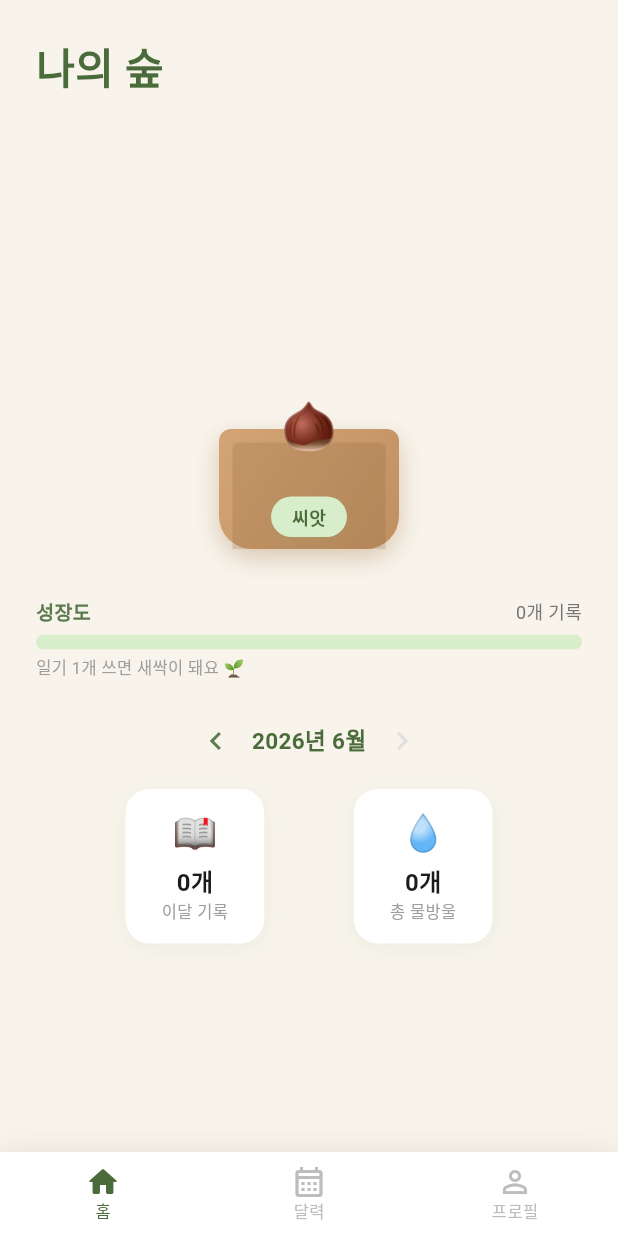
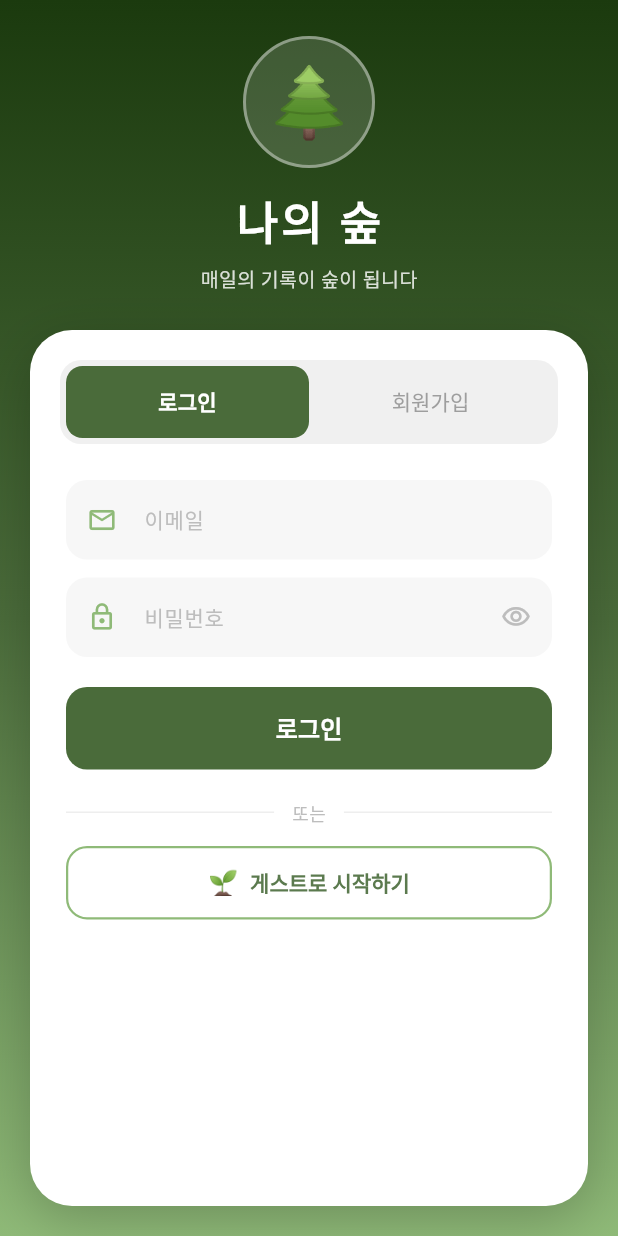
Before and after one commit to Rus12233/FinalExam, a Flutter app: the screen it shows after launch, on a phone screen of 412 x 824 dp. Run offline on Flutter 3.47's test engine with Material 3 defaults, Android fonts, the phone set to English and light mode, and no system bars; our stand-ins replace hive, hive_flutter; accounts and stored records are empty.

Commit message:
feat: 로그인·회원가입·게스트 모드 인증 시스템 추가
- AuthProvider: 이메일·비밀번호 로그인/회원가입, 게스트 모드, 로그아웃, Hive 세션 영구 저장
- LoginScreen: 탭 전환(로그인/회원가입), 유효성 검사, 에러 배너, 게스트 시작 버튼
- AuthGate: 로그인 상태에 따라 LoginScreen ↔ MainShell 자동 라우팅
- ProfileScreen: 이메일 표시, 게스트/로그인 구분, 로그아웃 다이얼로그 추가
- README·index.html·CLAUDE.md: 신규 기능 반영하여 문서 업데이트

Co-Authored-By: Claude Sonnet 4.6 <noreply@anthropic.com>

```diff
--- a/lib/main.dart
+++ b/lib/main.dart
@@ -2,16 +2,15 @@ import 'package:flutter/material.dart';
 import 'package:hive_flutter/hive_flutter.dart';
 import 'package:provider/provider.dart';
 import 'models/diary_entry.dart';
+import 'providers/auth_provider.dart';
 import 'providers/diary_provider.dart';
+import 'screens/login_screen.dart';
 import 'screens/main_shell.dart';
 
 void main() async {
   WidgetsFlutterBinding.ensureInitialized();
-
-  // Hive 초기화
   await Hive.initFlutter();
   Hive.registerAdapter(DiaryEntryAdapter());
-
   runApp(const GreenDiaryApp());
 }
 
@@ -20,8 +19,11 @@ class GreenDiaryApp extends StatelessWidget {
 
   @override
   Widget build(BuildContext context) {
-    return ChangeNotifierProvider(
-      create: (_) => DiaryProvider()..init(),
+    return MultiProvider(
+      providers: [
+        ChangeNotifierProvider(create: (_) => AuthProvider()..init()),
+        ChangeNotifierProvider(create: (_) => DiaryProvider()..init()),
+      ],
       child: MaterialApp(
         title: '나의 숲 - 감성 다이어리',
         debugShowCheckedModeBanner: false,
@@ -32,8 +34,22 @@ class GreenDiaryApp extends StatelessWidget {
           ),
           useMaterial3: true,
         ),
-        home: const MainShell(),
+        home: const _AuthGate(),
       ),
     );
   }
 }
+
+class _AuthGate extends StatelessWidget {
+  const _AuthGate();
+
+  @override
+  Widget build(BuildContext context) {
+    return Consumer<AuthProvider>(
+      builder: (_, auth, __) {
+        if (auth.isLoggedIn) return const MainShell();
+        return const LoginScreen();
+      },
+    );
+  }
+}
--- /dev/null
+++ b/lib/screens/login_screen.dart
@@ -0,0 +1,413 @@
+import 'package:flutter/material.dart';
+import 'package:provider/provider.dart';
+import '../providers/auth_provider.dart';
+
+class LoginScreen extends StatefulWidget {
+  const LoginScreen({super.key});
+
+  @override
+  State<LoginScreen> createState() => _LoginScreenState();
+}
+
+class _LoginScreenState extends State<LoginScreen>
+    with SingleTickerProviderStateMixin {
+  late TabController _tabController;
+
+  final _loginEmailCtrl = TextEditingController();
+  final _loginPwCtrl = TextEditingController();
+  final _regNicknameCtrl = TextEditingController();
+  final _regEmailCtrl = TextEditingController();
+  final _regPwCtrl = TextEditingController();
+
+  bool _obscureLogin = true;
+  bool _obscureReg = true;
+  String? _errorMsg;
+
+  @override
+  void initState() {
+    super.initState();
+    _tabController = TabController(length: 2, vsync: this);
+    _tabController.addListener(() => setState(() => _errorMsg = null));
+  }
+
+  @override
+  void dispose() {
+    _tabController.dispose();
+    _loginEmailCtrl.dispose();
+    _loginPwCtrl.dispose();
+    _regNicknameCtrl.dispose();
+    _regEmailCtrl.dispose();
+    _regPwCtrl.dispose();
+    super.dispose();
+  }
+
+  @override
+  Widget build(BuildContext context) {
+    return Scaffold(
+      resizeToAvoidBottomInset: true,
+      body: Container(
+        decoration: const BoxDecoration(
+          gradient: LinearGradient(
+            begin: Alignment.topCenter,
+            end: Alignment.bottomCenter,
+            colors: [Color(0xFF1B3A0E), Color(0xFF4A6B3A), Color(0xFF8FBA78)],
+            stops: [0.0, 0.5, 1.0],
+          ),
+        ),
+        child: SafeArea(
+          child: Column(
+            children: [
+              _buildHeader(),
+              Expanded(
+                child: Container(
+                  margin: const EdgeInsets.fromLTRB(20, 0, 20, 20),
+                  decoration: BoxDecoration(
+                    color: Colors.white,
+                    borderRadius: BorderRadius.circular(28),
+                    boxShadow: [
+                      BoxShadow(
+                        color: Colors.black.withValues(alpha: 0.2),
+                        blurRadius: 30,
+                        offset: const Offset(0, 10),
+                      ),
+                    ],
+                  ),
+                  child: Column(
+                    children: [
+                      _buildTabBar(),
+                      Expanded(
+                        child: TabBarView(
+                          controller: _tabController,
+                          children: [
+                            _buildLoginForm(),
+                            _buildRegisterForm(),
+                          ],
+                        ),
+                      ),
+                    ],
+                  ),
+                ),
+              ),
+            ],
+          ),
+        ),
+      ),
+    );
+  }
+
+  Widget _buildHeader() {
+    return Padding(
+      padding: const EdgeInsets.fromLTRB(24, 24, 24, 24),
+      child: Column(
+        children: [
+          TweenAnimationBuilder<double>(
+            tween: Tween(begin: 0.6, end: 1.0),
+            duration: const Duration(milliseconds: 900),
+            curve: Curves.elasticOut,
+            builder: (_, v, child) => Transform.scale(scale: v, child: child),
+            child: Container(
+              width: 88,
+              height: 88,
+              decoration: BoxDecoration(
+                color: Colors.white.withValues(alpha: 0.15),
+                shape: BoxShape.circle,
+                border: Border.all(
+                  color: Colors.white.withValues(alpha: 0.4),
+                  width: 2,
+                ),
+              ),
+              child: const Center(
+                child: Text('🌲', style: TextStyle(fontSize: 46)),
+              ),
+            ),
+          ),
+          const SizedBox(height: 14),
+          const Text(
+            '나의 숲',
+            style: TextStyle(
+              color: Colors.white,
+              fontSize: 30,
+              fontWeight: FontWeight.bold,
+              letterSpacing: 2,
+            ),
+          ),
+          const SizedBox(height: 5),
+          Text(
+            '매일의 기록이 숲이 됩니다',
+            style: TextStyle(
+              color: Colors.white.withValues(alpha: 0.82),
+              fontSize: 13,
+            ),
+          ),
+        ],
+      ),
+    );
+  }
+
+  Widget _buildTabBar() {
+    return Container(
+      margin: const EdgeInsets.fromLTRB(20, 20, 20, 4),
+      padding: const EdgeInsets.all(4),
+      decoration: BoxDecoration(
+        color: const Color(0xFFF0F0F0),
+        borderRadius: BorderRadius.circular(14),
+      ),
+      child: TabBar(
+        controller: _tabController,
+        indicator: BoxDecoration(
+          color: const Color(0xFF4A6B3A),
+          borderRadius: BorderRadius.circular(11),
+        ),
+        indicatorSize: TabBarIndicatorSize.tab,
+        dividerColor: Colors.transparent,
+        labelColor: Colors.white,
+        unselectedLabelColor: Colors.grey.shade500,
+        labelStyle:
+            const TextStyle(fontWeight: FontWeight.bold, fontSize: 14),
+        unselectedLabelStyle: const TextStyle(fontSize: 14),
+        tabs: const [Tab(text: '로그인'), Tab(text: '회원가입')],
+      ),
+    );
+  }
+
+  Widget _buildLoginForm() {
+    return SingleChildScrollView(
+      padding: const EdgeInsets.fromLTRB(24, 20, 24, 24),
+      child: Column(
+        crossAxisAlignment: CrossAxisAlignment.stretch,
+        children: [
+          _field(
+            controller: _loginEmailCtrl,
+            hint: '이메일',
+            icon: Icons.email_outlined,
+            keyboardType: TextInputType.emailAddress,
+          ),
+          const SizedBox(height: 12),
+          _field(
+            controller: _loginPwCtrl,
+            hint: '비밀번호',
+            icon: Icons.lock_outline,
+            obscure: _obscureLogin,
+            toggleObscure: () =>
+                setState(() => _obscureLogin = !_obscureLogin),
+          ),
+          if (_errorMsg != null && _tabController.index == 0) ...[
+            const SizedBox(height: 12),
+            _errorBanner(_errorMsg!),
+          ],
+          const SizedBox(height: 20),
+          _primaryButton('로그인', _onLogin),
+          const SizedBox(height: 20),
+          _divider('또는'),
+          const SizedBox(height: 14),
+          _guestButton(),
+        ],
+      ),
+    );
+  }
+
+  Widget _buildRegisterForm() {
+    return SingleChildScrollView(
+      padding: const EdgeInsets.fromLTRB(24, 20, 24, 24),
+      child: Column(
+        crossAxisAlignment: CrossAxisAlignment.stretch,
+        children: [
+          _field(
+            controller: _regNicknameCtrl,
+            hint: '닉네임 (나의 숲 이름)',
+            icon: Icons.forest_outlined,
+          ),
+          const SizedBox(height: 12),
+          _field(
+            controller: _regEmailCtrl,
+            hint: '이메일',
+            icon: Icons.email_outlined,
+            keyboardType: TextInputType.emailAddress,
+          ),
+          const SizedBox(height: 12),
+          _field(
+            controller: _regPwCtrl,
+            hint: '비밀번호 (6자 이상)',
+            icon: Icons.lock_outline,
+            obscure: _obscureReg,
+            toggleObscure: () =>
+                setState(() => _obscureReg = !_obscureReg),
+          ),
+          if (_errorMsg != null && _tabController.index == 1) ...[
+            const SizedBox(height: 12),
+            _errorBanner(_errorMsg!),
+          ],
+          const SizedBox(height: 20),
+          _primaryButton('회원가입', _onRegister),
+          const SizedBox(height: 20),
+          _divider('또는'),
+          const SizedBox(height: 14),
+          _guestButton(),
+        ],
+      ),
+    );
+  }
+
+  Widget _field({
+    required TextEditingController controller,
+    required String hint,
+    required IconData icon,
+    TextInputType? keyboardType,
+    bool obscure = false,
+    VoidCallback? toggleObscure,
+  }) {
+    return TextField(
+      controller: controller,
+      keyboardType: keyboardType,
+      obscureText: obscure,
+      style: const TextStyle(fontSize: 14),
+      decoration: InputDecoration(
+        hintText: hint,
+        hintStyle: TextStyle(color: Colors.grey.shade400, fontSize: 14),
+        prefixIcon: Icon(icon, color: const Color(0xFF8FBA78), size: 20),
+        suffixIcon: toggleObscure != null
+            ? IconButton(
+                icon: Icon(
+                  obscure
+                      ? Icons.visibility_outlined
+                      : Icons.visibility_off_outlined,
+                  size: 20,
+                  color: Colors.grey.shade400,
+                ),
+                onPressed: toggleObscure,
+              )
+            : null,
+        filled: true,
+        fillColor: const Color(0xFFF7F7F7),
+        border: OutlineInputBorder(
+          borderRadius: BorderRadius.circular(14),
+          borderSide: BorderSide.none,
+        ),
+        focusedBorder: OutlineInputBorder(
+          borderRadius: BorderRadius.circular(14),
+          borderSide:
+              const BorderSide(color: Color(0xFF8FBA78), width: 1.5),
+        ),
+        contentPadding:
+            const EdgeInsets.symmetric(horizontal: 16, vertical: 16),
+      ),
+    );
+  }
+
+  Widget _primaryButton(String label, VoidCallback onPressed) {
+    return Consumer<AuthProvider>(
+      builder: (_, auth, __) => ElevatedButton(
+        onPressed: auth.isLoading ? null : onPressed,
+        style: ElevatedButton.styleFrom(
+          backgroundColor: const Color(0xFF4A6B3A),
+          foregroundColor: Colors.white,
+          disabledBackgroundColor: const Color(0xFF8FBA78),
+          padding: const EdgeInsets.symmetric(vertical: 16),
+          shape: RoundedRectangleBorder(
+              borderRadius: BorderRadius.circular(14)),
+          elevation: 0,
+        ),
+        child: auth.isLoading
+            ? const SizedBox(
+                width: 20,
+                height: 20,
+                child: CircularProgressIndicator(
+                    color: Colors.white, strokeWidth: 2),
+              )
+            : Text(label,
+                style: const TextStyle(
+                    fontSize: 16, fontWeight: FontWeight.bold)),
+      ),
+    );
+  }
+
+  Widget _divider(String text) {
+    return Row(
+      children: [
+        Expanded(child: Divider(color: Colors.grey.shade200)),
+        Padding(
+          padding: const EdgeInsets.symmetric(horizontal: 12),
+          child: Text(text,
+              style:
+                  TextStyle(color: Colors.grey.shade400, fontSize: 12)),
+        ),
+        Expanded(child: Divider(color: Colors.grey.shade200)),
+      ],
+    );
+  }
+
+  Widget _guestButton() {
+    return OutlinedButton.icon(
+      onPressed: () => context.read<AuthProvider>().loginAsGuest(),
+      icon: const Text('🌱', style: TextStyle(fontSize: 16)),
+      label: const Text('게스트로 시작하기'),
+      style: OutlinedButton.styleFrom(
+        foregroundColor: const Color(0xFF5B7A4E),
+        side: const BorderSide(color: Color(0xFF8FBA78), width: 1.5),
+        padding: const EdgeInsets.symmetric(vertical: 14),
+        shape:
+            RoundedRectangleBorder(borderRadius: BorderRadius.circular(14)),
+        textStyle:
+            const TextStyle(fontSize: 14, fontWeight: FontWeight.w600),
+      ),
+    );
+  }
+
+  Widget _errorBanner(String msg) {
+    return Container(
+      padding: const EdgeInsets.symmetric(horizontal: 14, vertical: 10),
+      decoration: BoxDecoration(
+        color: Colors.red.shade50,
+        borderRadius: BorderRadius.circular(12),
+        border: Border.all(color: Colors.red.shade200),
+      ),
+      child: Row(
+        children: [
+          Icon(Icons.error_outline, color: Colors.red.shade400, size: 16),
+          const SizedBox(width: 8),
+          Expanded(
+            child: Text(msg,
+                style: TextStyle(
+                    color: Colors.red.shade600, fontSize: 13)),
+          ),
+        ],
+      ),
+    );
+  }
+
+  Future<void> _onLogin() async {
+    final email = _loginEmailCtrl.text.trim();
+    final pw = _loginPwCtrl.text;
+    if (email.isEmpty || pw.isEmpty) {
+      setState(() => _errorMsg = '이메일과 비밀번호를 입력해주세요.');
+      return;
+    }
+    final error = await context.read<AuthProvider>().login(email, pw);
+    if (error != null && mounted) {
+      setState(() => _errorMsg = error);
+    }
+  }
+
+  Future<void> _onRegister() async {
+    final nickname = _regNicknameCtrl.text.trim();
+    final email = _regEmailCtrl.text.trim();
+    final pw = _regPwCtrl.text;
+    if (nickname.isEmpty || email.isEmpty || pw.isEmpty) {
+      setState(() => _errorMsg = '모든 항목을 입력해주세요.');
+      return;
+    }
+    if (!email.contains('@')) {
+      setState(() => _errorMsg = '올바른 이메일 형식을 입력해주세요.');
+      return;
+    }
+    if (pw.length < 6) {
+      setState(() => _errorMsg = '비밀번호는 6자 이상이어야 합니다.');
+      return;
+    }
+    final error =
+        await context.read<AuthProvider>().register(email, pw, nickname);
+    if (error != null && mounted) {
+      setState(() => _errorMsg = error);
+    }
+  }
+}
```
Also changed, not shown: lib/providers/auth_provider.dart (added, +106 -0 lines), lib/screens/profile_screen.dart (+65 -7 lines), screenshot_login.png (added), 4 other files.
